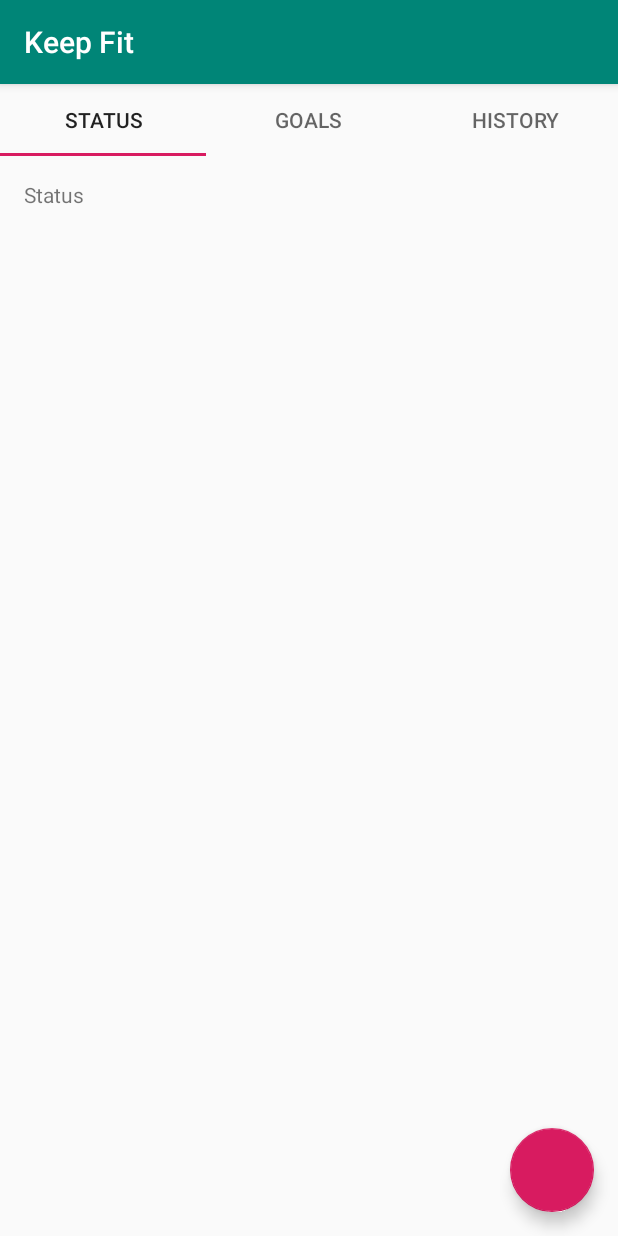
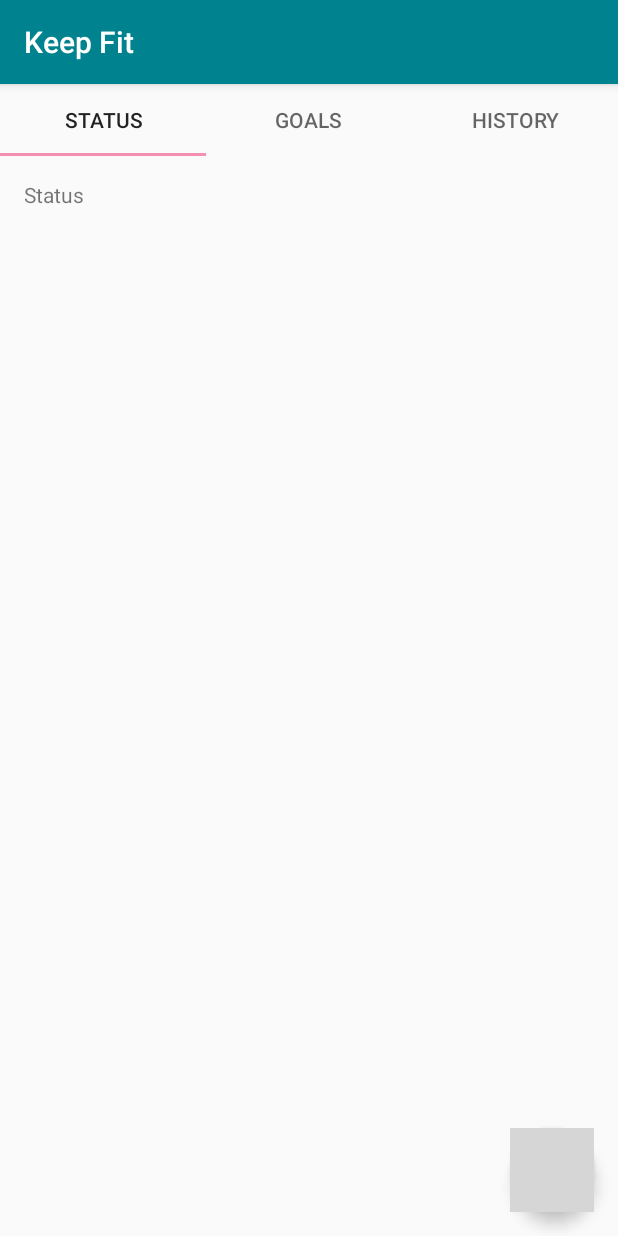
Before and after one commit to tiggerdine-uni/keep-fit, an Android app: the screen it shows after launch (MainActivity), on a phone screen of 412 x 824 dp. Run offline under Robolectric (Android 15) with nearby library versions, the phone set to English and light mode, and no system bars; grey boxes are pictures that could not be loaded.

Commit message:
be fabulous

```diff
--- a/app/src/main/res/layout/fragment_status.xml
+++ b/app/src/main/res/layout/fragment_status.xml
@@ -1,5 +1,6 @@
 <?xml version="1.0" encoding="utf-8"?>
 <RelativeLayout xmlns:android="http://schemas.android.com/apk/res/android"
+    xmlns:app="http://schemas.android.com/apk/res-auto"
     android:layout_width="match_parent"
     android:layout_height="match_parent"
     android:orientation="vertical">
@@ -16,6 +17,8 @@
         android:layout_height="wrap_content"
         android:layout_alignParentRight="true"
         android:layout_alignParentBottom="true"
-        android:layout_margin="16dp" />
+        android:layout_margin="16dp"
+        android:src="@drawable/baseline_directions_walk_white_36"
+        app:maxImageSize="36dp"/>
 
 </RelativeLayout>
--- a/app/src/main/res/values/colors.xml
+++ b/app/src/main/res/values/colors.xml
@@ -1,6 +1,6 @@
 <?xml version="1.0" encoding="utf-8"?>
 <resources>
-    <color name="colorPrimary">#008577</color>
-    <color name="colorPrimaryDark">#00574B</color>
-    <color name="colorAccent">#D81B60</color>
+    <color name="colorPrimary">#00838f</color>
+    <color name="colorPrimaryDark">#005662</color>
+    <color name="colorAccent">#f48fb1</color>
 </resources>
```
